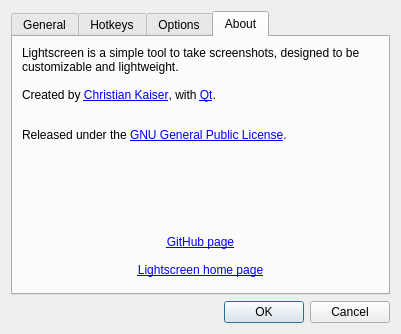
The window that dialogs/optionsdialog.ui (myggiz/DuskScreen) describes before a commit, drawn with Qt 5.
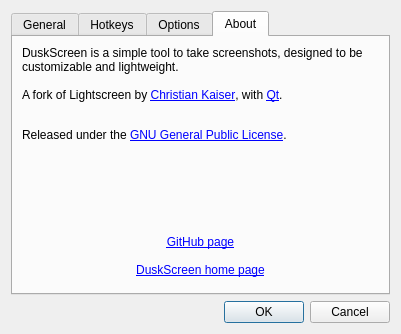
The same window after the commit. The open tabs and pages were chosen to show the change. Custom widgets are drawn as their Qt base class.

Commit message: Rebrand to DuskScreen; centralize server URL; drop upstream endpoints

What changed in the file:
```diff
--- a/dialogs/optionsdialog.ui
+++ b/dialogs/optionsdialog.ui
@@ -987,8 +987,8 @@
        <item>
         <widget class="QLabel" name="mainLabel">
          <property name="text">
-          <string>Lightscreen is a simple tool to take screenshots, designed to be customizable and lightweight.&lt;br&gt;&lt;br&gt;
-Created by &lt;a href=&quot;https://ckaiser.com.ar&quot;&gt;Christian Kaiser&lt;/a&gt;, with &lt;a href=&quot;#aboutqt&quot;&gt;Qt&lt;/a&gt;.</string>
+          <string>DuskScreen is a simple tool to take screenshots, designed to be customizable and lightweight.&lt;br&gt;&lt;br&gt;
+A fork of Lightscreen by &lt;a href=&quot;https://ckaiser.com.ar&quot;&gt;Christian Kaiser&lt;/a&gt;, with &lt;a href=&quot;#aboutqt&quot;&gt;Qt&lt;/a&gt;.</string>
          </property>
          <property name="wordWrap">
           <bool>true</bool>
@@ -1025,7 +1025,7 @@
        <item>
         <widget class="QLabel" name="linksLabel">
          <property name="text">
-          <string>&lt;a href=&quot;https://github.com/ckaiser/Lightscreen/&quot;&gt;GitHub page&lt;/a&gt;&lt;br&gt;&lt;br&gt;&lt;a href=&quot;https://lightscreen.com.ar/&quot;&gt;Lightscreen home page&lt;/a&gt;</string>
+          <string>&lt;a href=&quot;https://github.com/Myggiz/DuskScreen/&quot;&gt;GitHub page&lt;/a&gt;&lt;br&gt;&lt;br&gt;&lt;a href=&quot;https://duskscreen.myggiz.net/&quot;&gt;DuskScreen home page&lt;/a&gt;</string>
          </property>
          <property name="alignment">
           <set>Qt::AlignCenter</set>
```
Left out of the diff: 12 changed lines with no effect on the pictures. The commit also changes 16 other files.
